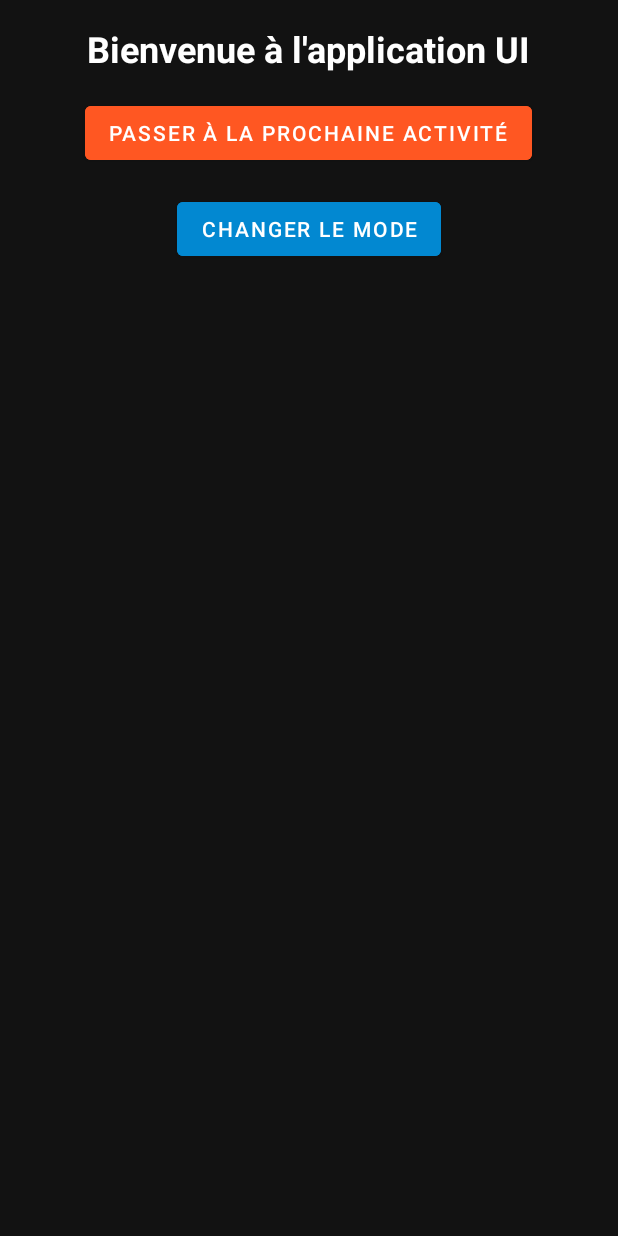
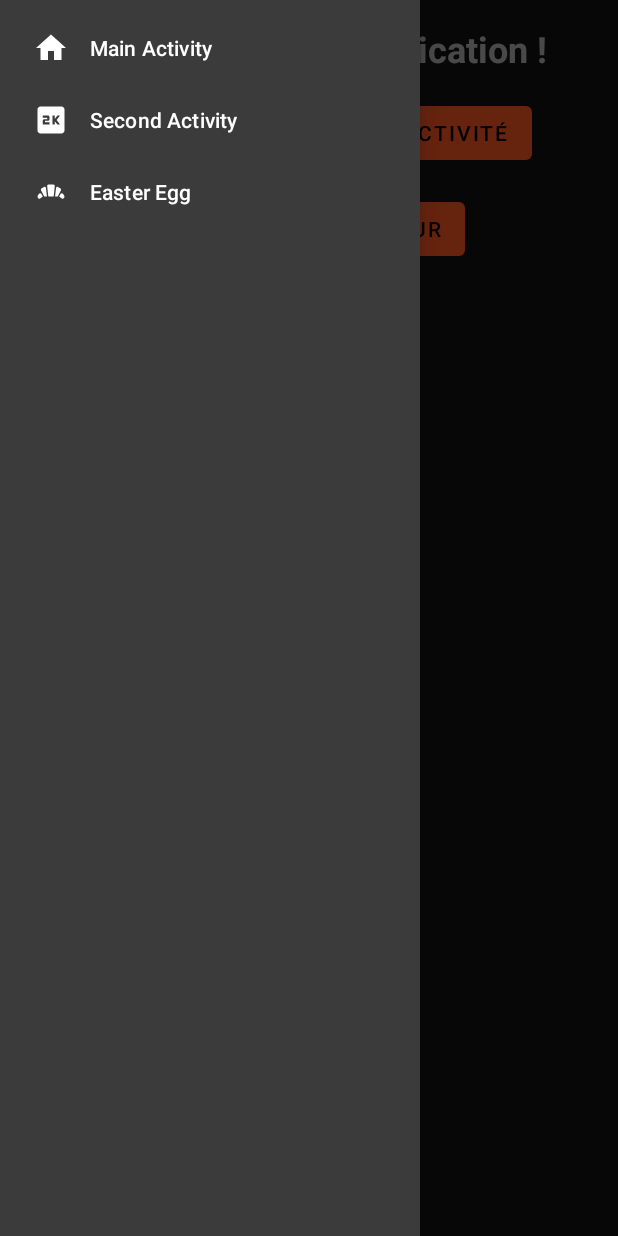
Before and after one commit to MateoOdt/KotlinV2, an Android app: the screen it shows after launch (MainActivity), in the side drawer, after a tap on "Easter Egg", on a phone screen of 412 x 824 dp. Run offline under Robolectric (Android 15) with nearby library versions, the phone set to English and light mode, and no system bars.

Commit message:
Project V1

```diff
--- a/app/src/main/java/MainActivity.kt
+++ b/app/src/main/java/MainActivity.kt
@@ -4,10 +4,8 @@ import android.content.Intent
 import android.content.SharedPreferences
 import android.os.Bundle
 import android.widget.Button
-import android.widget.Toast
 import androidx.appcompat.app.AppCompatActivity
 import androidx.appcompat.app.AppCompatDelegate
-import androidx.drawerlayout.widget.DrawerLayout
 import com.google.android.material.navigation.NavigationView
 
 class MainActivity : AppCompatActivity() {
@@ -15,7 +13,6 @@ class MainActivity : AppCompatActivity() {
     override fun onCreate(savedInstanceState: Bundle?) {
         super.onCreate(savedInstanceState)
 
-        // Appliquez le thème (mode jour ou nuit) selon les préférences utilisateur
         val sharedPreferences: SharedPreferences = getSharedPreferences("AppPreferences", MODE_PRIVATE)
         val isNightMode = sharedPreferences.getBoolean("NightMode", false)
         AppCompatDelegate.setDefaultNightMode(
@@ -24,49 +21,25 @@ class MainActivity : AppCompatActivity() {
 
         setContentView(R.layout.activity_main)
 
-        // Configuration des boutons et du menu
         val btnNextActivity: Button = findViewById(R.id.btnNextActivity)
         val btnToggleTheme: Button = findViewById(R.id.btnToggleTheme)
-        val drawerLayout: DrawerLayout = findViewById(R.id.drawer_layout)
-        val navView: NavigationView = findViewById(R.id.nav_view)
 
-        // Bouton pour passer à la prochaine activité
         btnNextActivity.setOnClickListener {
             val intent = Intent(this, SecondActivity::class.java)
             startActivity(intent)
         }
 
-        // Bouton pour changer le mode jour/nuit
+        btnToggleTheme.text = if (isNightMode) "Passer en mode jour" else "Passer en mode nuit"
         btnToggleTheme.setOnClickListener {
             val editor: SharedPreferences.Editor = sharedPreferences.edit()
             val newMode = !isNightMode
             editor.putBoolean("NightMode", newMode)
             editor.apply()
 
-            // Appliquer le mode sélectionné et recréer l'activité
             AppCompatDelegate.setDefaultNightMode(
                 if (newMode) AppCompatDelegate.MODE_NIGHT_YES else AppCompatDelegate.MODE_NIGHT_NO
             )
             recreate()
         }
-
-        // Gestion du menu de navigation
-        navView.setNavigationItemSelectedListener {
-            when (it.itemId) {
-                R.id.nav_main -> {
-                    val intent = Intent(this, MainActivity::class.java)
-                    startActivity(intent)
-                }
-                R.id.nav_second -> {
-                    val intent = Intent(this, SecondActivity::class.java)
-                    startActivity(intent)
-                }
-                R.id.nav_easter_egg -> {
-                    Toast.makeText(this, "Félicitations, vous avez trouvé l'Easter Egg !", Toast.LENGTH_LONG).show()
-                }
-            }
-            drawerLayout.closeDrawers()
-            true
-        }
     }
 }
--- a/app/src/main/res/layout/activity_main.xml
+++ b/app/src/main/res/layout/activity_main.xml
@@ -5,55 +5,42 @@
     android:layout_width="match_parent"
     android:layout_height="match_parent">
 
-    <!-- Contenu principal -->
     <LinearLayout
         android:layout_width="match_parent"
         android:layout_height="match_parent"
         android:orientation="vertical"
         android:padding="16dp">
 
-        <!-- Titre principal -->
         <TextView
             android:id="@+id/tvTitle"
             android:layout_width="wrap_content"
             android:layout_height="wrap_content"
-            android:text="Bienvenue à l'application UI"
-            android:layout_gravity="center"
+            android:text="Bienvenue dans l'application !"
             android:textSize="24sp"
             android:textStyle="bold"
-            android:textColor="?android:textColorPrimary"
+            android:layout_gravity="center"
             android:layout_marginBottom="16dp" />
 
-        <!-- Bouton pour passer à la prochaine activité -->
         <Button
             android:id="@+id/btnNextActivity"
             android:layout_width="wrap_content"
             android:layout_height="wrap_content"
             android:text="Passer à la prochaine activité"
             android:layout_gravity="center"
-            android:backgroundTint="?attr/colorPrimary"
-            android:textColor="@android:color/white"
             android:layout_marginBottom="16dp" />
 
-        <!-- Bouton pour basculer entre les modes clair et sombre -->
         <Button
             android:id="@+id/btnToggleTheme"
             android:layout_width="wrap_content"
             android:layout_height="wrap_content"
             android:text="Changer le mode"
-            android:layout_gravity="center"
-            android:backgroundTint="?attr/colorSecondary"
-            android:textColor="@android:color/white" />
+            android:layout_gravity="center" />
     </LinearLayout>
 
-    <!-- Menu latéral -->
     <com.google.android.material.navigation.NavigationView
         android:id="@+id/nav_view"
         android:layout_width="wrap_content"
         android:layout_height="match_parent"
         android:layout_gravity="start"
-        app:menu="@menu/nav_menu"
-        app:headerLayout="@layout/nav_header"
-        app:itemIconTint="?attr/colorOnSecondary"
-        app:itemTextColor="?attr/colorOnSecondary" />
+        app:menu="@menu/nav_menu" />
 </androidx.drawerlayout.widget.DrawerLayout>
--- a/app/src/main/res/values-night/colors.xml
+++ b/app/src/main/res/values-night/colors.xml
@@ -1,22 +1,22 @@
 <resources>
     <!-- Couleurs principales -->
-    <color name="primary_dark">#FF5722</color> <!-- Orange foncé -->
-    <color name="primary_variant_dark">#E64A19</color> <!-- Orange plus sombre -->
-    <color name="secondary_dark">#0288D1</color> <!-- Bleu foncé -->
-    <color name="secondary_variant_dark">#0277BD</color> <!-- Bleu plus sombre -->
+    <color name="primary">#FF5722</color>
+    <color name="primary_variant">#E64A19</color>
+    <color name="secondary">#03A9F4</color>
+    <color name="secondary_variant">#0288D1</color>
 
     <!-- Couleurs de fond -->
-    <color name="background_dark">#121212</color> <!-- Fond sombre -->
-    <color name="surface_dark">#1E1E1E</color> <!-- Surface gris foncé -->
+    <color name="background_dark">#121212</color>
+    <color name="surface_dark">#1E1E1E</color>
 
     <!-- Couleurs du texte -->
-    <color name="text_primary_dark">#FFFFFF</color> <!-- Texte blanc -->
-    <color name="text_secondary_dark">#B3B3B3</color> <!-- Texte gris clair -->
+    <color name="text_primary_dark">#FFFFFF</color>
+    <color name="text_secondary_dark">#B3B3B3</color>
 
     <!-- Couleurs des boutons -->
-    <color name="button_dark">#81C784</color> <!-- Vert clair pour les boutons -->
-    <color name="button_text_dark">#FFFFFF</color> <!-- Texte blanc pour les boutons -->
+    <color name="button_dark">#81C784</color>
+    <color name="button_text_dark">#FFFFFF</color>
 
     <!-- Couleurs des erreurs -->
-    <color name="error_dark">#CF6679</color> <!-- Rouge sombre -->
+    <color name="error_dark">#CF6679</color>
 </resources>
--- a/app/src/main/res/values-night/strings.xml
+++ /dev/null
@@ -1,3 +0,0 @@
-<resources>
-    <string name="app_name">UserInterfaceApp</string>
-</resources>
--- a/app/src/main/res/values-night/themes-night.xml
+++ b/app/src/main/res/values-night/themes.xml
@@ -2,20 +2,20 @@
     <!-- Thème principal sombre -->
     <style name="Theme.UserInterfaceApp" parent="Theme.MaterialComponents.DayNight.NoActionBar">
         <!-- Couleurs principales -->
-        <item name="colorPrimary">@color/primary_dark</item>
-        <item name="colorPrimaryVariant">@color/primary_variant_dark</item>
-        <item name="colorSecondary">@color/secondary_dark</item>
-        <item name="colorSecondaryVariant">@color/secondary_variant_dark</item>
+        <item name="colorPrimary">@color/primary</item>
+        <item name="colorPrimaryVariant">@color/primary_variant</item>
+        <item name="colorSecondary">@color/secondary</item>
+        <item name="colorSecondaryVariant">@color/secondary_variant</item>
 
         <!-- Couleurs de fond -->
         <item name="android:colorBackground">@color/background_dark</item>
-        <item name="android:colorSurface">@color/surface_dark</item>
+        <item name="colorSurface">@color/surface_dark</item>
 
         <!-- Couleurs du texte -->
         <item name="android:textColorPrimary">@color/text_primary_dark</item>
         <item name="android:textColorSecondary">@color/text_secondary_dark</item>
 
-        <!-- Couleurs des boutons -->
+        <!-- Boutons -->
         <item name="buttonStyle">@style/Widget.MaterialComponents.Button</item>
     </style>
 </resources>
--- a/app/src/main/res/values/colors.xml
+++ b/app/src/main/res/values/colors.xml
@@ -1,9 +1,9 @@
 <resources>
     <!-- Couleurs principales -->
-    <color name="primary_light">#FF9800</color> <!-- Orange clair -->
-    <color name="primary_variant_light">#F57C00</color> <!-- Orange plus sombre -->
-    <color name="secondary_light">#03A9F4</color> <!-- Bleu clair -->
-    <color name="secondary_variant_light">#0288D1</color> <!-- Bleu plus sombre -->
+    <color name="primary">#FF9800</color> <!-- Orange clair -->
+    <color name="primary_variant">#F57C00</color> <!-- Orange plus sombre -->
+    <color name="secondary">#03A9F4</color> <!-- Bleu clair -->
+    <color name="secondary_variant">#0288D1</color> <!-- Bleu plus sombre -->
 
     <!-- Couleurs de fond -->
     <color name="background_light">#FFFFFF</color> <!-- Fond blanc -->
@@ -14,8 +14,8 @@
     <color name="text_secondary_light">#757575</color> <!-- Texte gris foncé -->
 
     <!-- Couleurs des boutons -->
-    <color name="button_light">#4CAF50</color> <!-- Vert clair pour les boutons -->
-    <color name="button_text_light">#FFFFFF</color> <!-- Texte blanc pour les boutons -->
+    <color name="button_light">#4CAF50</color> <!-- Vert clair -->
+    <color name="button_text_light">#FFFFFF</color> <!-- Texte blanc -->
 
     <!-- Couleurs des erreurs -->
     <color name="error_light">#D32F2F</color> <!-- Rouge -->
--- a/app/src/main/res/values/themes.xml
+++ b/app/src/main/res/values/themes.xml
@@ -2,20 +2,20 @@
     <!-- Thème principal clair -->
     <style name="Theme.UserInterfaceApp" parent="Theme.MaterialComponents.DayNight.NoActionBar">
         <!-- Couleurs principales -->
-        <item name="colorPrimary">@color/primary_light</item>
-        <item name="colorPrimaryVariant">@color/primary_variant_light</item>
-        <item name="colorSecondary">@color/secondary_light</item>
-        <item name="colorSecondaryVariant">@color/secondary_variant_light</item>
+        <item name="colorPrimary">@color/primary</item>
+        <item name="colorPrimaryVariant">@color/primary_variant</item>
+        <item name="colorSecondary">@color/secondary</item>
+        <item name="colorSecondaryVariant">@color/secondary_variant</item>
 
         <!-- Couleurs de fond -->
         <item name="android:colorBackground">@color/background_light</item>
-        <item name="android:colorSurface">@color/surface_light</item>
+        <item name="colorSurface">@color/surface_light</item>
 
         <!-- Couleurs du texte -->
         <item name="android:textColorPrimary">@color/text_primary_light</item>
         <item name="android:textColorSecondary">@color/text_secondary_light</item>
 
-        <!-- Couleurs des boutons -->
+        <!-- Boutons -->
         <item name="buttonStyle">@style/Widget.MaterialComponents.Button</item>
     </style>
 </resources>
```
